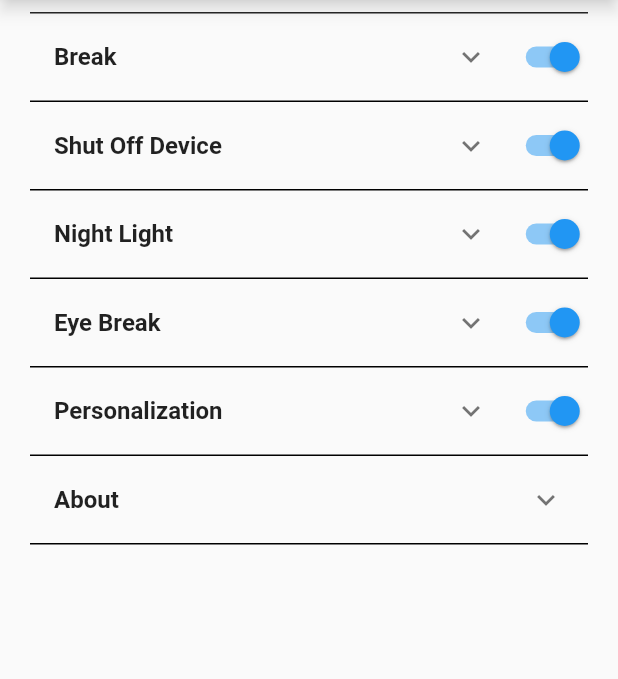
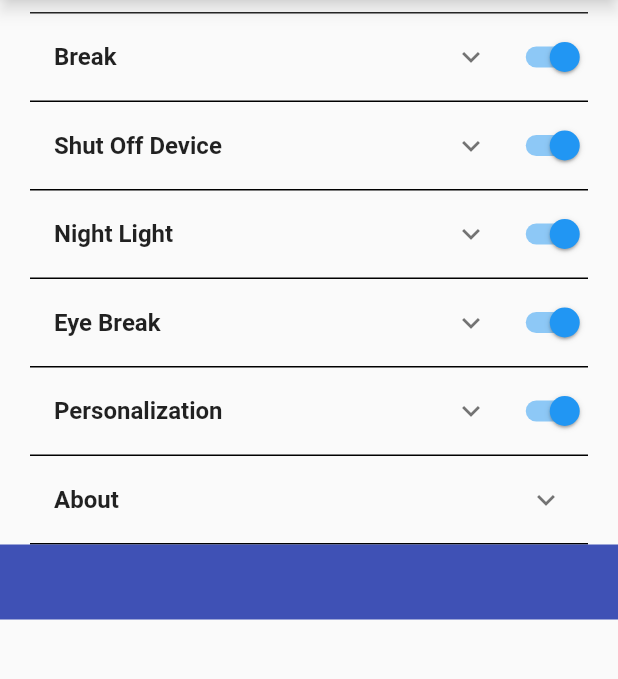
Before and after one commit to MSE-6-G735Y/edd_project_5-12, a Flutter app: the screen it shows after launch, on a phone screen of 412 x 824 dp, the part 84-763 px from its top. Run offline on Flutter 3.47's test engine with Material 2 defaults, Android fonts, the phone set to English and light mode, and no system bars; our stand-ins replace flutter_riverpod; missing offline and left inert: dart:html.

Commit message:
Personalization tab is functional

```diff
--- a/lib/main.dart
+++ b/lib/main.dart
@@ -2,6 +2,7 @@
 // don't know if it is important
 import 'dart:html';
 
+import 'package:eddproject/providers.dart';
 import 'package:eddproject/shutoffdevice.dart';
 import 'package:flutter/material.dart';
 import 'package:flutter/painting.dart';
@@ -9,14 +10,17 @@ import 'package:flutter/rendering.dart';
 import 'package:flutter/services.dart';
 import 'package:flutter/widgets.dart';
 //importing lib dart files
+import 'personalization_provider.dart';
+import 'providers.dart';
 import 'reusablecard.dart';
 import 'personalization.dart';
 import 'about.dart';
 import 'break.dart';
 import 'nightlight.dart';
 import 'eyebreak.dart';
+import 'package:flutter_riverpod/flutter_riverpod.dart';
 
-void main() => runApp(MyApp());
+void main() => runApp(ProviderScope(child: MyApp()));
 
 class MyApp extends StatelessWidget {
   // This widget is the root of your application.
@@ -38,14 +42,14 @@ class MyApp extends StatelessWidget {
   }
 }
 
-class MyHomePage extends StatefulWidget {
+class MyHomePage extends ConsumerStatefulWidget {
   const MyHomePage({Key? key}) : super(key: key);
 
   @override
-  State<MyHomePage> createState() => _MyHomePageState();
+  ConsumerState<MyHomePage> createState() => _MyHomePageState();
 }
 
-class _MyHomePageState extends State<MyHomePage> {
+class _MyHomePageState extends ConsumerState<MyHomePage> {
   @override
   Widget build(BuildContext context) {
     return Scaffold(
@@ -80,6 +84,12 @@ class _MyHomePageState extends State<MyHomePage> {
                 height: 1,
                 margin: EdgeInsets.symmetric(horizontal: 20),
                 color: Colors.black),
+            Container(
+                height: 50,
+                color: ref
+                    .watch(personalizationProvider)
+                    .accent2Color //.watch(personalizationProvider),
+                ),
           ],
         ));
   }
--- a/lib/personalization.dart
+++ b/lib/personalization.dart
@@ -1,7 +1,6 @@
 //import 'package:eddproject/backgroundcolor.dart';
 import 'package:eddproject/providers.dart';
 import 'package:flutter/material.dart';
-import 'package:riverpod/riverpod.dart';
 import 'package:flutter_riverpod/flutter_riverpod.dart';
 import 'reusablecard.dart';
 //import 'backgroundcolor.dart';
@@ -9,75 +8,30 @@ import 'reusablecard.dart';
 //
 //Text Color
 //
-List<Widget> textcolorList = <Widget>[
-  Container(
-    margin: const EdgeInsets.only(left: 5),
-    height: 15.0,
-    width: 70.0,
-    color: Colors.blueGrey,
-  ),
-  Container(
-    margin: const EdgeInsets.only(left: 5),
-    height: 15.0,
-    width: 70.0,
-    color: const Color(0xff52416e),
-  ),
-  Container(
-    margin: const EdgeInsets.only(left: 5),
-    height: 15.0,
-    width: 70.0,
-    color: const Color(0xff74a476),
-  ),
+List<Color> textcolorList = <Color>[
+  Colors.blueGrey,
+  const Color(0xff52416e),
+  const Color(0xff74a476),
 ];
-Widget dropdownValueText = textcolorList.first;
+Color dropdownValueText = textcolorList.first;
 //
 //Background Color
 //
-List<Widget> backgroundcolorList = <Widget>[
-  Container(
-    margin: const EdgeInsets.only(left: 5),
-    height: 15.0,
-    width: 70.0,
-    color: Colors.white,
-  ),
-  Container(
-    margin: const EdgeInsets.only(left: 5),
-    height: 15.0,
-    width: 70.0,
-    color: const Color(0xffd7d8dc),
-  ),
-  Container(
-    margin: const EdgeInsets.only(left: 5),
-    height: 15.0,
-    width: 70.0,
-    color: const Color(0xff7c1919),
-  ),
+List<Color> backgroundcolorList = <Color>[
+  Colors.white,
+  const Color(0xffd7d8dc),
+  const Color(0xff7c1919),
 ];
-Widget dropdownValueBackground = backgroundcolorList.first;
+Color dropdownValueBackground = backgroundcolorList.first;
 //
 //Accent Color 2
 //
-List<Widget> accentcolor2List = <Widget>[
-  Container(
-    margin: const EdgeInsets.only(left: 5),
-    height: 15.0,
-    width: 70.0,
-    color: Colors.indigo,
-  ),
-  Container(
-    margin: const EdgeInsets.only(left: 5),
-    height: 15.0,
-    width: 70.0,
-    color: Colors.purple,
-  ),
-  Container(
-    margin: const EdgeInsets.only(left: 5),
-    height: 15.0,
-    width: 70.0,
-    color: const Color(0x73635e5e),
-  ),
+List<Color> accentcolor2List = <Color>[
+  Colors.indigo,
+  Colors.purple,
+  const Color(0x73635e5e),
 ];
-Widget dropdownValueAccent2 = accentcolor2List.first;
+Color dropdownValueAccent2 = accentcolor2List.first;
 //
 //Accent Color
 //
@@ -89,15 +43,15 @@ List<Color> accentcolorList = <Color>[
 
 Color dropdownValueAccent1 = accentcolorList.first;
 
-int accentnumber = 0;
-int accent2number = 0;
+//int accentnumber = 0;
+//int accent2number = 0;
 //int backgroundnumber = 0;
-int textnumber = 0;
+//int textnumber = 0;
 
-Color accentcolor = Colors.green;
-Color accent2color = Colors.indigo;
+//Color accentcolor = Colors.green;
+//Color accent2color = Colors.indigo;
 //Color backgroundcolor = Colors.white;
-Color textcolor = Colors.blueGrey;
+//Color textcolor = Colors.blueGrey;
 //MaterialColor accentcolor1 = Colors.orange;
 //MaterialColor accentcolor2 = Colors.red;
 
@@ -123,27 +77,27 @@ class PersonalizationState extends ConsumerState<Personalization> {
     //
     //Accent Color
     //
-    if (accentnumber == 0) {
-      accentcolor = Colors.green;
-    }
-    if (accentnumber == 1) {
-      accentcolor = Colors.orange;
-    }
-    if (accentnumber == 2) {
-      accentcolor = Colors.red;
-    }
+//    if (accentnumber == 0) {
+//      accentcolor = Colors.green;
+//    }
+//    if (accentnumber == 1) {
+//      accentcolor = Colors.orange;
+//    }
+//    if (accentnumber == 2) {
+//      accentcolor = Colors.red;
+//    }
     //
     //Accent Color 2
     //
-    if (accent2number == 0) {
-      accent2color = Colors.indigo;
-    }
-    if (accent2number == 1) {
-      accent2color = Colors.purple;
-    }
-    if (accent2number == 2) {
-      accent2color = const Color(0x73635e5e);
-    }
+//    if (accent2number == 0) {
+//     accent2color = Colors.indigo;
+//    }
+//    if (accent2number == 1) {
+//      accent2color = Colors.purple;
+//    }
+//    if (accent2number == 2) {
+//      accent2color = const Color(0x73635e5e);
+//    }
     //
     //Background Color
     //
@@ -159,15 +113,15 @@ class PersonalizationState extends ConsumerState<Personalization> {
     //
     //Text Color
     //
-    if (textnumber == 0) {
-      textcolor = Colors.blueGrey;
-    }
-    if (textnumber == 1) {
-      textcolor = const Color(0xff52416e);
-    }
-    if (textnumber == 2) {
-      textcolor = const Color(0xff74a476);
-    }
+//    if (textnumber == 0) {
+//      textcolor = Colors.blueGrey;
+//    }
+//    if (textnumber == 1) {
+//      textcolor = const Color(0xff52416e);
+//    }
+//    if (textnumber == 2) {
+//      textcolor = const Color(0xff74a476);
+//    }
 
     return ReusableCard(
       settingTitle: 'Personalization',
@@ -222,18 +176,21 @@ class PersonalizationState extends ConsumerState<Personalization> {
               child: DropdownButton(
                 value: dropdownValueAccent2,
                 items: accentcolor2List
-                    .map<DropdownMenuItem<Widget>>((Widget value) {
-                  return DropdownMenuItem<Widget>(
+                    .map<DropdownMenuItem<Color>>((Color value) {
+                  return DropdownMenuItem<Color>(
                     value: value,
-                    child: value,
+                    child: Container(
+                      margin: const EdgeInsets.only(left: 5),
+                      height: 15.0,
+                      width: 70.0,
+                      color: value,
+                    ),
                   );
                 }).toList(),
-                onChanged: (Widget? value) {
+                onChanged: (Color? value) {
                   setState(() {
                     dropdownValueAccent2 = value!;
-                    accent2number =
-                        accentcolor2List.indexOf(dropdownValueAccent2);
-                    print('Accent2 $accent2number');
+                    ref.read(personalizationProvider).setAccent2Color(value);
                   });
                 },
               ),
@@ -250,18 +207,26 @@ class PersonalizationState extends ConsumerState<Personalization> {
                 child: DropdownButton(
                   value: dropdownValueBackground,
                   items: backgroundcolorList
-                      .map<DropdownMenuItem<Widget>>((Widget value) {
-                    return DropdownMenuItem<Widget>(
+                      .map<DropdownMenuItem<Color>>((Color value) {
+                    return DropdownMenuItem<Color>(
                       value: value,
-                      child: value,
+                      child: Container(
+                        margin: const EdgeInsets.only(left: 5),
+                        height: 15.0,
+                        width: 70.0,
+                        color: value,
+                      ),
                     );
                   }).toList(),
-                  onChanged: (Widget? value) {
+                  onChanged: (Color? value) {
                     setState(() {
                       dropdownValueBackground = value!;
-                      BackgroundColorCalculator(
-                          backgroundnumber: backgroundcolorList
-                              .indexOf(dropdownValueBackground));
+                      ref
+                          .read(personalizationProvider)
+                          .setBackgroundColor(value);
+                      //BackgroundColorCalculator(
+                      //backgroundnumber: backgroundcolorList
+                      //.indexOf(dropdownValueBackground));
                       //backgroundnumber =
                       //    backgroundcolorList.indexOf(dropdownValueBackground);
                       //print('Background $backgroundnumber');
@@ -282,43 +247,47 @@ class PersonalizationState extends ConsumerState<Personalization> {
               child: DropdownButton(
                 value: dropdownValueText,
                 items:
-                    textcolorList.map<DropdownMenuItem<Widget>>((Widget value) {
-                  return DropdownMenuItem<Widget>(
+                    textcolorList.map<DropdownMenuItem<Color>>((Color value) {
+                  return DropdownMenuItem<Color>(
                     value: value,
-                    child: value,
+                    child: Container(
+                      margin: const EdgeInsets.only(left: 5),
+                      height: 15.0,
+                      width: 70.0,
+                      color: value,
+                    ),
                   );
                 }).toList(),
-                onChanged: (Widget? value) {
+                onChanged: (Color? value) {
                   setState(() {
                     dropdownValueText = value!;
-                    textnumber = textcolorList.indexOf(dropdownValueText);
-                    print('Text $textnumber');
+                    ref.read(personalizationProvider).setTextColor(value);
                   });
                 },
               ),
             ),
           ],
         ),
-        Container(
-          child: Text('$accentnumber'),
-          color: accentcolor,
-          width: 70.0,
-        ),
-        Container(
-          child: Text('$accent2number'),
-          color: accent2color,
-          width: 70.0,
-        ),
-        Container(
-          //child: Text('$backgroundnumber'),
-          //color: backgroundcolor,
-          width: 70.0,
-        ),
-        Container(
-          child: Text('$textnumber'),
-          color: textcolor,
-          width: 70.0,
-        ),
+        //Container(
+        //  child: Text('$accentnumber'),
+        //  color: accentcolor,
+        //  width: 70.0,
+        //),
+        //Container(
+        //  child: Text('$accent2number'),
+        //  color: accent2color,
+        //  width: 70.0,
+        //),
+        //Container(
+        //child: Text('$backgroundnumber'),
+        //color: backgroundcolor,
+        //width: 70.0,
+        //),
+        //Container(
+        //  child: Text('$textnumber'),
+        //  color: textcolor,
+        //  width: 70.0,
+        //),
       ]),
     );
   }
--- a/lib/personalization_provider.dart
+++ b/lib/personalization_provider.dart
@@ -4,9 +4,15 @@ class PersonalizationProvider extends ChangeNotifier {
   //listing all the variables that will affect something outside of the personalization file
   Color accentColor;
   Color accent2Color;
+  Color backgroundColor;
+  Color textColor;
   //gives each variable a default value because they needs it.
-  PersonalizationProvider(
-      {this.accentColor = Colors.green, this.accent2Color = Colors.indigo});
+  PersonalizationProvider({
+    this.accentColor = Colors.green,
+    this.accent2Color = Colors.indigo,
+    this.backgroundColor = Colors.white,
+    this.textColor = Colors.blueGrey,
+  });
 
   void setAccentColor(Color newColor) {
     accentColor = newColor;
@@ -18,4 +24,14 @@ class PersonalizationProvider extends ChangeNotifier {
     accent2Color = newColor;
     notifyListeners();
   }
+
+  void setBackgroundColor(Color newColor) {
+    backgroundColor = newColor;
+    notifyListeners();
+  }
+
+  void setTextColor(Color newColor) {
+    textColor = newColor;
+    notifyListeners();
+  }
 }
--- a/pubspec.yaml
+++ b/pubspec.yaml
@@ -19,7 +19,7 @@ environment:
 dependencies:
   flutter:
     sdk: flutter
-  riverpod: ^2.1.3
+  flutter_riverpod: ^2.1.3
 
 dev_dependencies:
   flutter_test:
```
